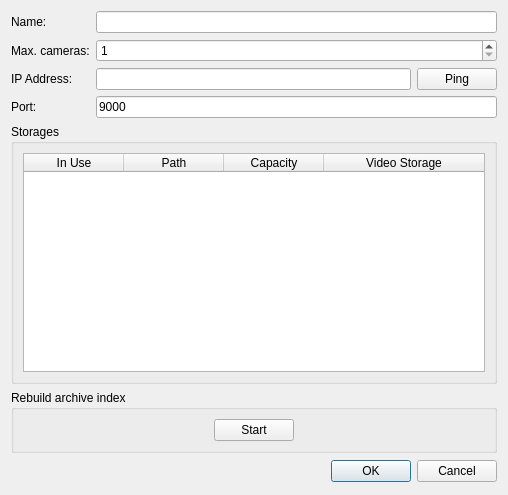
Qt form client/src/ui/dialogs/server_settings_dialog.ui (networkoptix/nx_open) before a commit.
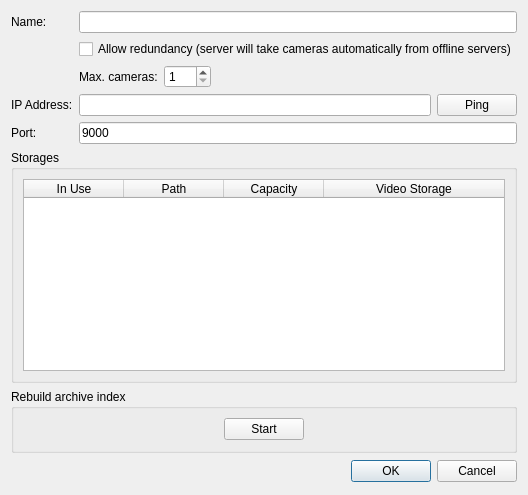
The same form after that commit.

The edit to the form file:
```diff
--- a/client/src/ui/dialogs/server_settings_dialog.ui
+++ b/client/src/ui/dialogs/server_settings_dialog.ui
@@ -13,12 +13,9 @@
   <property name="windowTitle">
    <string>Server settings</string>
   </property>
-  <layout class="QVBoxLayout" name="verticalLayout_2" stretch="0,1,0,0">
+  <layout class="QVBoxLayout" name="verticalLayout">
    <item>
-    <layout class="QFormLayout" name="settingsFormLayout">
-     <property name="fieldGrowthPolicy">
-      <enum>QFormLayout::AllNonFixedFieldsGrow</enum>
-     </property>
+    <layout class="QGridLayout" name="gridLayout">
      <item row="0" column="0">
       <widget class="QLabel" name="nameLabel">
        <property name="text">
@@ -29,7 +26,51 @@
      <item row="0" column="1">
       <widget class="QLineEdit" name="nameLineEdit"/>
      </item>
-     <item row="2" column="0">
+     <item row="1" column="1">
+      <widget class="QCheckBox" name="checkBoxRedundancy">
+       <property name="text">
+        <string>Allow redundancy (server will take cameras automatically from offline servers)</string>
+       </property>
+      </widget>
+     </item>
+     <item row="2" column="1">
+      <layout class="QHBoxLayout" name="horizontalLayout_6">
+       <item>
+        <widget class="QLabel" name="maxCamerasLabel">
+         <property name="text">
+          <string>Max. cameras:</string>
+         </property>
+        </widget>
+       </item>
+       <item>
+        <widget class="QSpinBox" name="maxCamerasSpinBox">
+         <property name="minimum">
+          <number>1</number>
+         </property>
+         <property name="maximum">
+          <number>256</number>
+         </property>
+         <property name="value">
+          <number>1</number>
+         </property>
+        </widget>
+       </item>
+       <item>
+        <spacer name="horizontalSpacer_3">
+         <property name="orientation">
+          <enum>Qt::Horizontal</enum>
+         </property>
+         <property name="sizeHint" stdset="0">
+          <size>
+           <width>40</width>
+           <height>20</height>
+          </size>
+         </property>
+        </spacer>
+       </item>
+      </layout>
+     </item>
+     <item row="3" column="0">
       <widget class="QLabel" name="ipAddressLabel">
        <property name="text">
         <string>IP Address:</string>
@@ -39,7 +80,7 @@
        </property>
       </widget>
      </item>
-     <item row="2" column="1">
+     <item row="3" column="1">
       <layout class="QHBoxLayout" name="horizontalLayout">
        <item>
         <widget class="QLineEdit" name="ipAddressLineEdit">
@@ -63,7 +104,7 @@
        </item>
       </layout>
      </item>
-     <item row="3" column="0">
+     <item row="4" column="0">
       <widget class="QLabel" name="portLabel">
        <property name="text">
         <string>Port:</string>
@@ -73,7 +114,7 @@
        </property>
       </widget>
      </item>
-     <item row="3" column="1">
+     <item row="4" column="1">
       <widget class="QLineEdit" name="portLineEdit">
        <property name="text">
         <string>9000</string>
@@ -83,26 +124,6 @@
        </property>
       </widget>
      </item>
-     <item row="1" column="0">
-      <widget class="QLabel" name="maxCamerasLabel">
-       <property name="text">
-        <string>Max. cameras:</string>
-       </property>
-      </widget>
-     </item>
-     <item row="1" column="1">
-      <widget class="QSpinBox" name="maxCamerasSpinBox">
-       <property name="minimum">
-        <number>1</number>
-       </property>
-       <property name="maximum">
-        <number>256</number>
-       </property>
-       <property name="value">
-        <number>1</number>
-       </property>
-      </widget>
-     </item>
     </layout>
    </item>
    <item>
```
